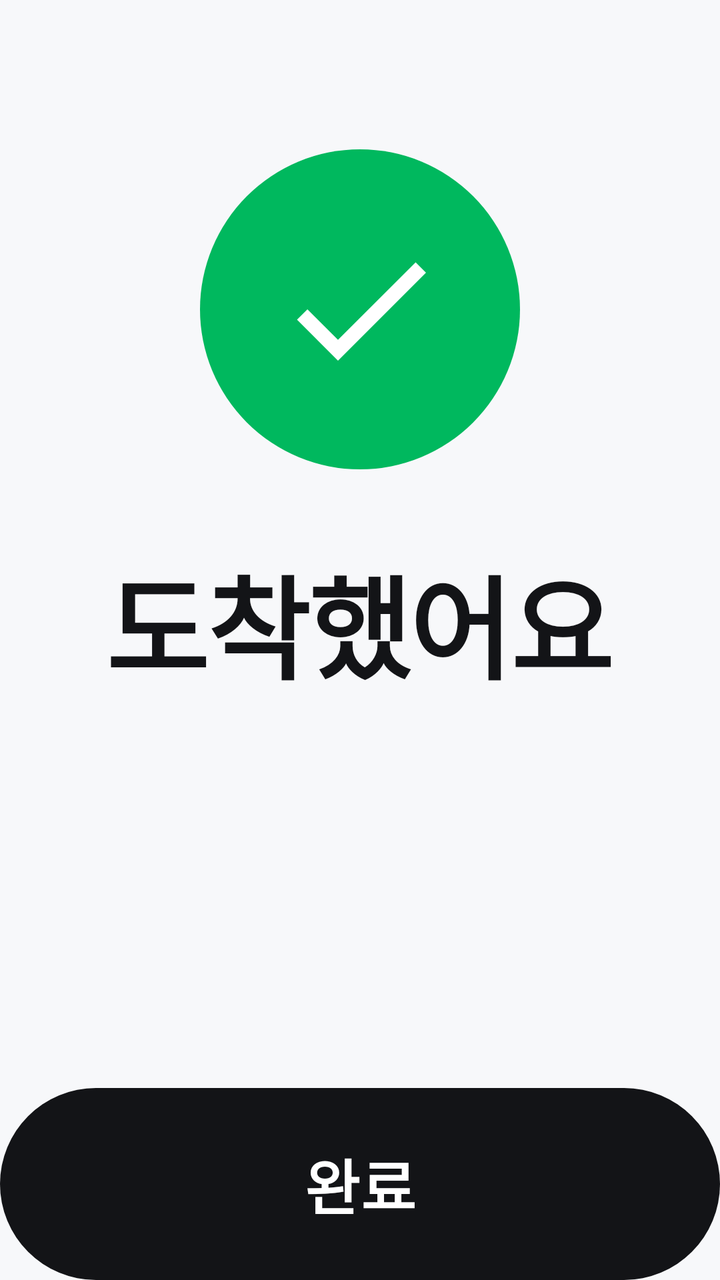
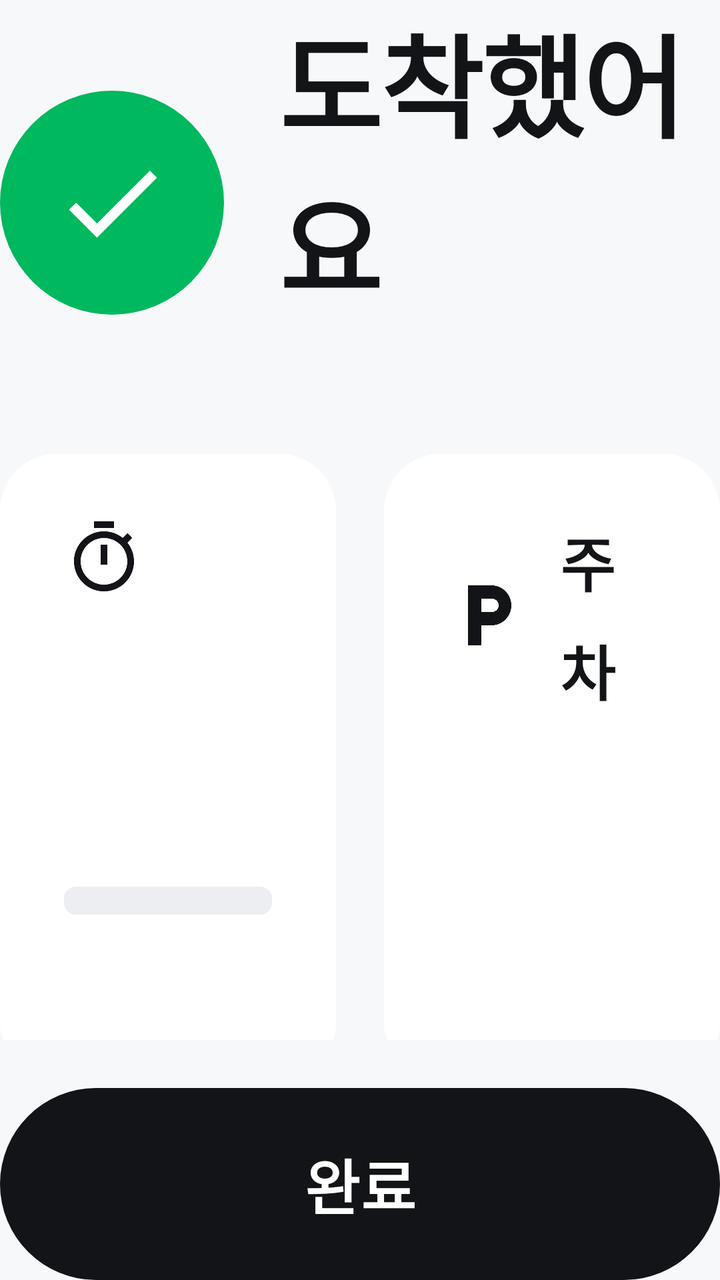

The first picture is an Android layout as it rendered before a commit; the second is the same layout after the commit. The layout source and the unified diff follow.
<!-- AndroidManifest.xml: application theme Theme.LastMile -->
<!-- res/layout/page_arrived.xml -->
<?xml version="1.0" encoding="utf-8"?>
<LinearLayout xmlns:android="http://schemas.android.com/apk/res/android" android:layout_width="match_parent" android:layout_height="match_parent" android:orientation="vertical" android:gravity="center_horizontal">
    <Space android:layout_width="1dp" android:layout_height="0dp" android:layout_weight="1"/>
    <FrameLayout android:layout_width="160dp" android:layout_height="160dp" android:background="@drawable/bg_circle_success">
        <ImageView android:layout_width="88dp" android:layout_height="88dp" android:layout_gravity="center" android:src="@drawable/ic_check" android:tint="#FFFFFF"/>
    </FrameLayout>
    <TextView style="@style/Text.Headline" android:layout_width="wrap_content" android:layout_height="wrap_content" android:layout_marginTop="36dp" android:text="@string/arrived_title"/>
    <TextView android:id="@+id/arrivedDestination" style="@style/Text.Title" android:layout_width="wrap_content" android:layout_height="wrap_content" android:layout_marginTop="12dp" android:textColor="@color/text_secondary"/>
    <TextView android:id="@+id/arrivedNote" style="@style/Text.Body" android:layout_width="wrap_content" android:layout_height="wrap_content" android:layout_marginTop="24dp" android:gravity="center"/>
    <LinearLayout android:id="@+id/arrivedMessageCard" android:layout_width="match_parent" android:layout_height="wrap_content" android:orientation="horizontal" android:gravity="center_vertical"
        android:background="@drawable/bg_banner_success" android:padding="@dimen/card_padding" android:layout_marginTop="36dp" android:visibility="gone">
        <ImageView android:layout_width="44dp" android:layout_height="44dp" android:src="@drawable/ic_message" android:tint="@color/success"/>
        <TextView android:id="@+id/arrivedMessageText" style="@style/Text.Body" android:layout_width="0dp" android:layout_weight="1" android:layout_height="wrap_content" android:layout_marginStart="20dp" android:maxLines="2" android:ellipsize="end"/>
    </LinearLayout>
    <Space android:layout_width="1dp" android:layout_height="0dp" android:layout_weight="1"/>
    <Button android:id="@+id/doneButton" style="@style/Button.Primary" android:layout_width="match_parent" android:layout_height="@dimen/button_height" android:text="@string/done"/>
</LinearLayout>
<!-- resources referenced by this layout -->
<resources>
  <color name="success">#00B85E</color>
  <color name="text_secondary">@color/basic_300</color>
  <dimen name="button_height">96dp</dimen>
  <dimen name="card_padding">32dp</dimen>
  <string name="arrived_title">도착했어요</string>
  <string name="done">완료</string>
  <style name="Text.Body"><item name="android:textSize">@dimen/text_body</item><item name="android:lineSpacingMultiplier">1.25</item></style>
  <color name="basic_300">#686A72</color>
  <color name="success_container">#1A00E074</color>
  <dimen name="card_radius">28dp</dimen>
  <color name="text_on_primary">@color/basic_900</color>
  <dimen name="button_radius">48dp</dimen>
  <dimen name="text_body">30sp</dimen>
  <dimen name="text_headline">56sp</dimen>
  <dimen name="text_title">40sp</dimen>
  <color name="background">@color/basic_800</color>
  <color name="button_primary">@color/basic_100</color>
  <color name="surface">@color/basic_900</color>
  <color name="text_primary">@color/basic_100</color>
  <style name="Theme.LastMile.Sheet" parent="ThemeOverlay.Material3.BottomSheetDialog">
          <item name="bottomSheetStyle">@style/Widget.LastMile.Sheet</item>
      </style>
  <color name="button_disabled">@color/basic_500</color>
  <color name="button_primary_pressed">@color/basic_200</color>
  <color name="basic_900">#FFFFFF</color>
  <color name="basic_800">#F7F8FA</color>
  <color name="basic_100">#131417</color>
  <color name="basic_500">#C7C9CE</color>
  <color name="basic_200">#44464E</color>
  <!-- unchanged entries left out for length: 11 -->
</resources>

<!-- the commit's change to res/layout/page_arrived.xml (unified diff, before → after) -->
@@ -1,17 +1,51 @@
 <?xml version="1.0" encoding="utf-8"?>
-<LinearLayout xmlns:android="http://schemas.android.com/apk/res/android" android:layout_width="match_parent" android:layout_height="match_parent" android:orientation="vertical" android:gravity="center_horizontal">
-    <Space android:layout_width="1dp" android:layout_height="0dp" android:layout_weight="1"/>
-    <FrameLayout android:layout_width="160dp" android:layout_height="160dp" android:background="@drawable/bg_circle_success">
-        <ImageView android:layout_width="88dp" android:layout_height="88dp" android:layout_gravity="center" android:src="@drawable/ic_check" android:tint="#FFFFFF"/>
-    </FrameLayout>
-    <TextView style="@style/Text.Headline" android:layout_width="wrap_content" android:layout_height="wrap_content" android:layout_marginTop="36dp" android:text="@string/arrived_title"/>
-    <TextView android:id="@+id/arrivedDestination" style="@style/Text.Title" android:layout_width="wrap_content" android:layout_height="wrap_content" android:layout_marginTop="12dp" android:textColor="@color/text_secondary"/>
-    <TextView android:id="@+id/arrivedNote" style="@style/Text.Body" android:layout_width="wrap_content" android:layout_height="wrap_content" android:layout_marginTop="24dp" android:gravity="center"/>
-    <LinearLayout android:id="@+id/arrivedMessageCard" android:layout_width="match_parent" android:layout_height="wrap_content" android:orientation="horizontal" android:gravity="center_vertical"
-        android:background="@drawable/bg_banner_success" android:padding="@dimen/card_padding" android:layout_marginTop="36dp" android:visibility="gone">
-        <ImageView android:layout_width="44dp" android:layout_height="44dp" android:src="@drawable/ic_message" android:tint="@color/success"/>
-        <TextView android:id="@+id/arrivedMessageText" style="@style/Text.Body" android:layout_width="0dp" android:layout_weight="1" android:layout_height="wrap_content" android:layout_marginStart="20dp" android:maxLines="2" android:ellipsize="end"/>
+<LinearLayout xmlns:android="http://schemas.android.com/apk/res/android" android:layout_width="match_parent" android:layout_height="match_parent" android:orientation="vertical">
+    <LinearLayout android:layout_width="match_parent" android:layout_height="wrap_content" android:orientation="horizontal" android:gravity="center_vertical">
+        <FrameLayout android:layout_width="112dp" android:layout_height="112dp" android:background="@drawable/bg_circle_success">
+            <ImageView android:layout_width="60dp" android:layout_height="60dp" android:layout_gravity="center" android:src="@drawable/ic_check" android:tint="#FFFFFF"/>
+        </FrameLayout>
+        <LinearLayout android:layout_width="0dp" android:layout_weight="1" android:layout_height="wrap_content" android:orientation="vertical" android:layout_marginStart="28dp">
+            <TextView style="@style/Text.Headline" android:layout_width="wrap_content" android:layout_height="wrap_content" android:text="@string/arrived_title"/>
+            <TextView android:id="@+id/arrivedDestination" style="@style/Text.Body" android:layout_width="match_parent" android:layout_height="wrap_content" android:layout_marginTop="6dp" android:textColor="@color/text_secondary" android:maxLines="1" android:ellipsize="end"/>
+        </LinearLayout>
     </LinearLayout>
-    <Space android:layout_width="1dp" android:layout_height="0dp" android:layout_weight="1"/>
-    <Button android:id="@+id/doneButton" style="@style/Button.Primary" android:layout_width="match_parent" android:layout_height="@dimen/button_height" android:text="@string/done"/>
+    <ScrollView android:layout_width="match_parent" android:layout_height="0dp" android:layout_weight="1" android:layout_marginTop="@dimen/gutter" android:overScrollMode="never" android:scrollbars="none">
+        <LinearLayout android:layout_width="match_parent" android:layout_height="wrap_content" android:orientation="vertical">
+            <LinearLayout android:id="@+id/arrivedCards" android:layout_width="match_parent" android:layout_height="wrap_content" android:orientation="horizontal" android:baselineAligned="false">
+                
+                <LinearLayout android:id="@+id/curbCard" android:layout_width="0dp" android:layout_weight="1" android:layout_height="match_parent" android:orientation="vertical" android:background="@drawable/bg_card" android:padding="@dimen/card_padding">
+                    <LinearLayout android:layout_width="match_parent" android:layout_height="wrap_content" android:orientation="horizontal" android:gravity="center_vertical">
+                        <ImageView android:id="@+id/curbIcon" android:layout_width="40dp" android:layout_height="40dp" android:src="@drawable/ic_timer" android:tint="@color/text_primary"/>
+                        <TextView android:id="@+id/curbTitle" style="@style/Text.Body" android:layout_width="0dp" android:layout_weight="1" android:layout_height="wrap_content" android:layout_marginStart="16dp" android:textStyle="bold"/>
+                    </LinearLayout>
+                    <TextView android:id="@+id/curbTimer" style="@style/Text.Display" android:layout_width="wrap_content" android:layout_height="wrap_content" android:layout_marginTop="16dp" android:textSize="96sp"/>
+                    <ProgressBar android:id="@+id/curbProgress" style="?android:attr/progressBarStyleHorizontal" android:layout_width="match_parent" android:layout_height="14dp" android:layout_marginTop="16dp" android:max="1000" android:progressDrawable="@drawable/progress_track"/>
+                    <TextView android:id="@+id/curbHint" style="@style/Text.Label" android:layout_width="match_parent" android:layout_height="wrap_content" android:layout_marginTop="16dp" android:maxLines="3"/>
+                </LinearLayout>
+                
+                <LinearLayout android:id="@+id/parkCard" android:layout_width="0dp" android:layout_weight="1" android:layout_height="match_parent" android:orientation="vertical" android:background="@drawable/bg_card" android:padding="@dimen/card_padding" android:layout_marginStart="@dimen/gutter">
+                    <LinearLayout android:layout_width="match_parent" android:layout_height="wrap_content" android:orientation="horizontal" android:gravity="center_vertical">
+                        <ImageView android:layout_width="40dp" android:layout_height="40dp" android:src="@drawable/ic_parking" android:tint="@color/text_primary"/>
+                        <TextView style="@style/Text.Body" android:layout_width="0dp" android:layout_weight="1" android:layout_height="wrap_content" android:layout_marginStart="16dp" android:textStyle="bold" android:text="@string/parking_lot"/>
+                    </LinearLayout>
+                    <TextView android:id="@+id/parkName" style="@style/Text.Title" android:layout_width="match_parent" android:layout_height="wrap_content" android:layout_marginTop="16dp" android:maxLines="2"/>
+                    <TextView android:id="@+id/parkFee" style="@style/Text.Body" android:layout_width="match_parent" android:layout_height="wrap_content" android:layout_marginTop="8dp" android:textColor="@color/accent" android:textStyle="bold"/>
+                    <TextView android:id="@+id/parkHint" style="@style/Text.Label" android:layout_width="match_parent" android:layout_height="wrap_content" android:layout_marginTop="16dp" android:maxLines="3"/>
+                </LinearLayout>
+            </LinearLayout>
+            <LinearLayout android:layout_width="match_parent" android:layout_height="wrap_content" android:orientation="vertical" android:background="@drawable/bg_card" android:paddingStart="28dp" android:paddingEnd="28dp" android:paddingTop="24dp" android:paddingBottom="20dp" android:layout_marginTop="@dimen/gutter">
+                <LinearLayout android:layout_width="match_parent" android:layout_height="wrap_content" android:orientation="horizontal" android:gravity="center_vertical">
+                    <TextView style="@style/Text.Label" android:layout_width="wrap_content" android:layout_height="wrap_content" android:text="@string/zone_title"/>
+                    <TextView android:id="@+id/arrivedMeet" style="@style/Text.Body" android:layout_width="0dp" android:layout_weight="1" android:layout_height="wrap_content" android:layout_marginStart="16dp" android:textStyle="bold" android:gravity="end" android:maxLines="1" android:ellipsize="end"/>
+                </LinearLayout>
+                <kr.lastmile.app.ui.ZoneSketchView android:id="@+id/arrivedSketch" android:layout_width="match_parent" android:layout_height="wrap_content" android:layout_marginTop="12dp"/>
+            </LinearLayout>
+            <LinearLayout android:id="@+id/arrivedMessageCard" android:layout_width="match_parent" android:layout_height="wrap_content" android:orientation="horizontal" android:gravity="center_vertical"
+                android:background="@drawable/bg_banner_success" android:padding="28dp" android:layout_marginTop="@dimen/gutter" android:visibility="gone">
+                <ImageView android:layout_width="40dp" android:layout_height="40dp" android:src="@drawable/ic_message" android:tint="@color/success"/>
+                <TextView android:id="@+id/arrivedMessageText" style="@style/Text.Body" android:layout_width="0dp" android:layout_weight="1" android:layout_height="wrap_content" android:layout_marginStart="20dp" android:maxLines="2" android:ellipsize="end"/>
+            </LinearLayout>
+        </LinearLayout>
+    </ScrollView>
+    <Button android:id="@+id/doneButton" style="@style/Button.Primary" android:layout_width="match_parent" android:layout_height="@dimen/button_height" android:layout_marginTop="@dimen/gutter" android:text="@string/done"/>
 </LinearLayout>
<!-- resource entries referenced after the edit -->
@@ -1,23 +1,51 @@
 <!-- resources referenced by this layout -->
 <resources>
+  <color name="accent">@color/informative_positive</color>
   <color name="success">#00B85E</color>
   <color name="text_secondary">@color/basic_300</color>
   <dimen name="button_height">96dp</dimen>
   <dimen name="card_padding">32dp</dimen>
+  <dimen name="gutter">24dp</dimen>
+  <!-- drawable bg_card (drawable) -->
+  <shape xmlns:android="http://schemas.android.com/apk/res/android" android:shape="rectangle">
+      <solid android:color="@color/surface"/>
+      <corners android:radius="@dimen/card_radius"/>
+  </shape>
+  <!-- drawable ic_parking (drawable) -->
+  <vector xmlns:android="http://schemas.android.com/apk/res/android" android:width="24dp" android:height="24dp" android:viewportWidth="24" android:viewportHeight="24" android:tint="?attr/colorControlNormal">
+      <path android:fillColor="#FFFFFFFF" android:pathData="M13,3H6v18h4v-6h3c3.31,0 6,-2.69 6,-6s-2.69,-6 -6,-6zM13.2,11H10V7h3.2c1.1,0 2,0.9 2,2s-0.9,2 -2,2z"/>
+  </vector>
+  <!-- drawable ic_timer (drawable) -->
+  <vector xmlns:android="http://schemas.android.com/apk/res/android" android:width="24dp" android:height="24dp" android:viewportWidth="24" android:viewportHeight="24" android:tint="?attr/colorControlNormal">
+      <path android:fillColor="#FFFFFFFF" android:pathData="M15,1H9v2h6V1zM11,14h2V8h-2v6zM19.03,7.39l1.42,-1.42c-0.43,-0.51 -0.9,-0.99 -1.41,-1.41l-1.42,1.42C16.07,4.74 14.12,4 12,4c-4.97,0 -9,4.03 -9,9s4.02,9 9,9 9,-4.03 9,-9c0,-2.12 -0.74,-4.07 -1.97,-5.61zM12,20c-3.87,0 -7,-3.13 -7,-7s3.13,-7 7,-7 7,3.13 7,7 -3.13,7 -7,7z"/>
+  </vector>
+  <!-- drawable progress_track (drawable) -->
+  <layer-list xmlns:android="http://schemas.android.com/apk/res/android">
+      <item android:id="@android:id/background"><shape><corners android:radius="6dp"/><solid android:color="@color/surface_variant"/></shape></item>
+      <item android:id="@android:id/progress"><clip><shape><corners android:radius="6dp"/><solid android:color="@color/accent"/></shape></clip></item>
+  </layer-list>
   <string name="arrived_title">도착했어요</string>
   <string name="done">완료</string>
+  <string name="parking_lot">주차</string>
+  <string name="zone_title">도착 구역</string>
   <style name="Text.Body"><item name="android:textSize">@dimen/text_body</item><item name="android:lineSpacingMultiplier">1.25</item></style>
+  <style name="Text.Display"><item name="android:textSize">@dimen/text_display</item><item name="android:textStyle">bold</item><item name="android:letterSpacing">-0.03</item></style>
+  <style name="Text.Label"><item name="android:textSize">@dimen/text_label</item><item name="android:textColor">@color/text_secondary</item></style>
+  <color name="informative_positive">#0082FF</color>
   <color name="basic_300">#686A72</color>
   <color name="success_container">#1A00E074</color>
   <dimen name="card_radius">28dp</dimen>
   <color name="text_on_primary">@color/basic_900</color>
   <dimen name="button_radius">48dp</dimen>
   <dimen name="text_body">30sp</dimen>
+  <dimen name="text_display">120sp</dimen>
   <dimen name="text_headline">56sp</dimen>
+  <dimen name="text_label">24sp</dimen>
   <dimen name="text_title">40sp</dimen>
   <color name="background">@color/basic_800</color>
   <color name="button_primary">@color/basic_100</color>
   <color name="surface">@color/basic_900</color>
+  <color name="surface_variant">@color/basic_700</color>
   <color name="text_primary">@color/basic_100</color>
   <style name="Theme.LastMile.Sheet" parent="ThemeOverlay.Material3.BottomSheetDialog">
           <item name="bottomSheetStyle">@style/Widget.LastMile.Sheet</item>
@@ -25,6 +53,7 @@
   <color name="button_disabled">@color/basic_500</color>
   <color name="button_primary_pressed">@color/basic_200</color>
   <color name="basic_900">#FFFFFF</color>
+  <color name="basic_700">#EDEEF2</color>
   <color name="basic_800">#F7F8FA</color>
   <color name="basic_100">#131417</color>
   <color name="basic_500">#C7C9CE</color>
